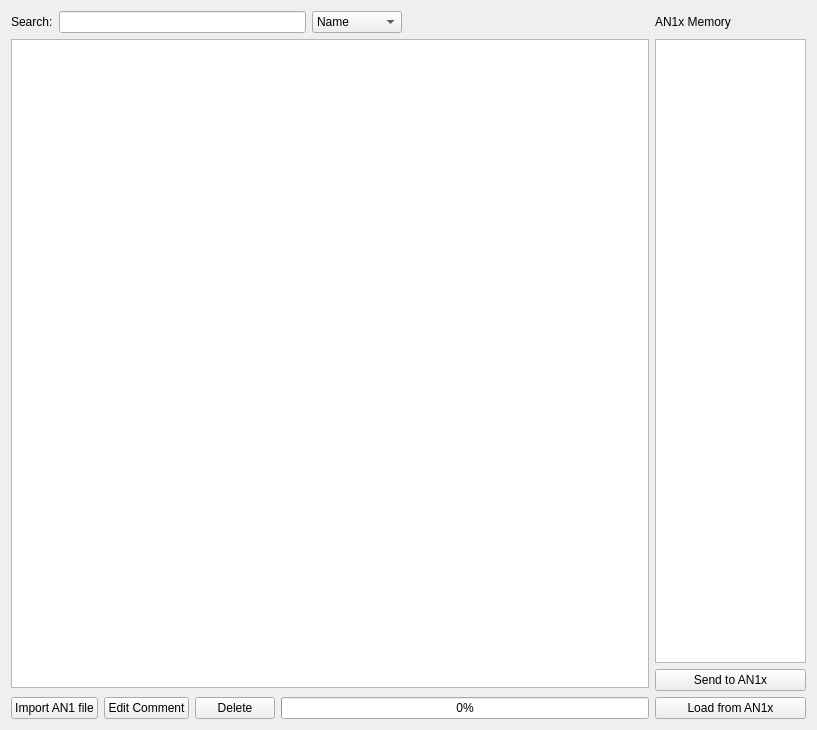
First picture: the form in src/View/Browser.ui, repository thefinalcutbg/QAN1xEditor, before the edit.
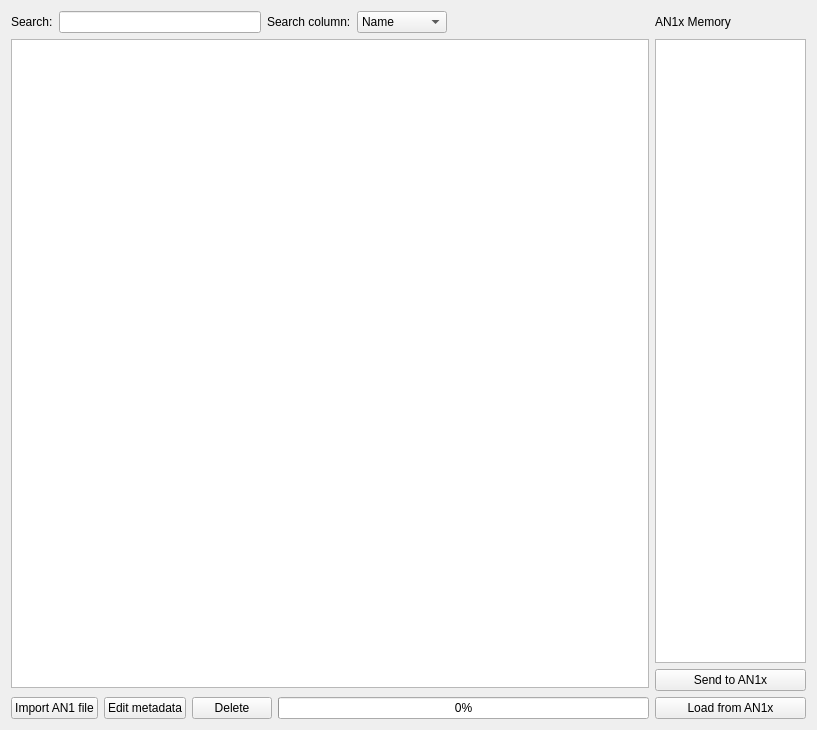
Second picture: the form after the edit.

What changed in the file:
```diff
--- a/src/View/Browser.ui
+++ b/src/View/Browser.ui
@@ -35,6 +35,13 @@
          </property>
         </widget>
        </item>
+       <item>
+        <widget class="QLabel" name="label_3">
+         <property name="text">
+          <string>Search column:</string>
+         </property>
+        </widget>
+       </item>
        <item>
         <widget class="QComboBox" name="searchTypeCombo">
          <item>
@@ -102,7 +109,7 @@
        <item>
         <widget class="QPushButton" name="commentButton">
          <property name="text">
-          <string>Edit Comment</string>
+          <string>Edit metadata</string>
          </property>
         </widget>
        </item>
```
